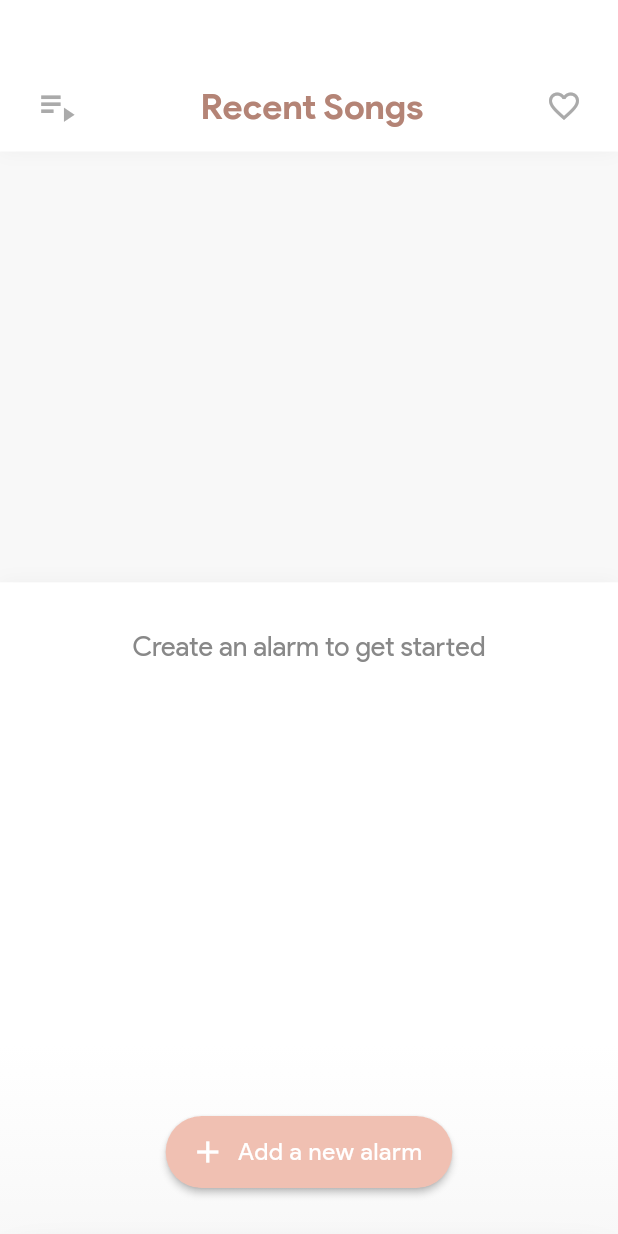
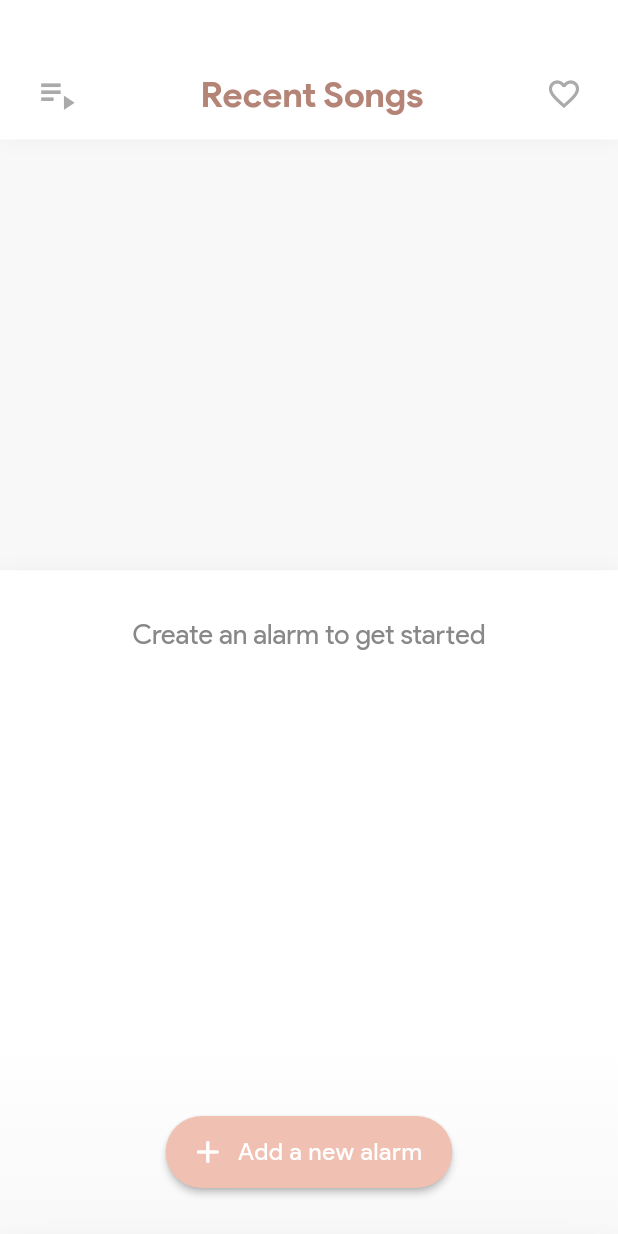
Before and after one commit to nathansbird/NewDayAlarm, a Flutter app: the screen it shows after launch, on a phone screen of 412 x 824 dp. Run offline on Flutter 3.47's test engine with Material 2 defaults, Android fonts, the phone set to English and light mode, and no system bars; our stand-ins replace firebase_database; accounts and stored records are empty.

Commit message:
Minor UI Tweaks
It's been a while since I've worked on this project. My taste has changed quite a bit :grimacing:

```diff
--- a/lib/AlarmBuilder.dart
+++ b/lib/AlarmBuilder.dart
@@ -57,7 +57,7 @@ class AlarmBuilderState extends State<AlarmBuilder> with TickerProviderStateMixi
           transform: new Matrix4.translationValues(0.0, 400.0 - heightTween.value, 0.0),
           child: new Container(
             child: new CustomCard(
-              radius: new BorderRadius.only(topLeft: Radius.circular(24.0), topRight: Radius.circular(24.0)),
+              radius: new BorderRadius.only(topLeft: Radius.circular(12.0), topRight: Radius.circular(12.0)),
               child: child
             ),
             height: 384.0,
@@ -139,7 +139,7 @@ class AlarmBuilderState extends State<AlarmBuilder> with TickerProviderStateMixi
             fit: FlexFit.tight,
             child: Padding(
               padding: const EdgeInsets.only(left: 14.0),
-              child: new Text("New alarm", style: new TextStyle(color: new Color(0xff333333), fontFamily: 'ProductSansBold', fontSize: 24.0)),
+              child: new Text("New Alarm", style: new TextStyle(color: new Color(0xff333333), fontFamily: 'ProductSansBold', fontSize: 24.0)),
             ),
           ),
           new IconButton(
--- a/lib/main.dart
+++ b/lib/main.dart
@@ -84,7 +84,7 @@ class _MyHomePageState extends State<MyHomePage> with TickerProviderStateMixin{
                 children: <Widget>[
                   new Container(
                     child: Padding(
-                      padding: const EdgeInsets.only(top: 56.0, bottom: 16.0),
+                      padding: const EdgeInsets.only(top: 48.0, bottom: 16.0),
                       child: new Row(
                         children: <Widget>[
                           Padding(
```
Also changed, not shown: lib/AlbumItem.dart (+4 -6 lines).
